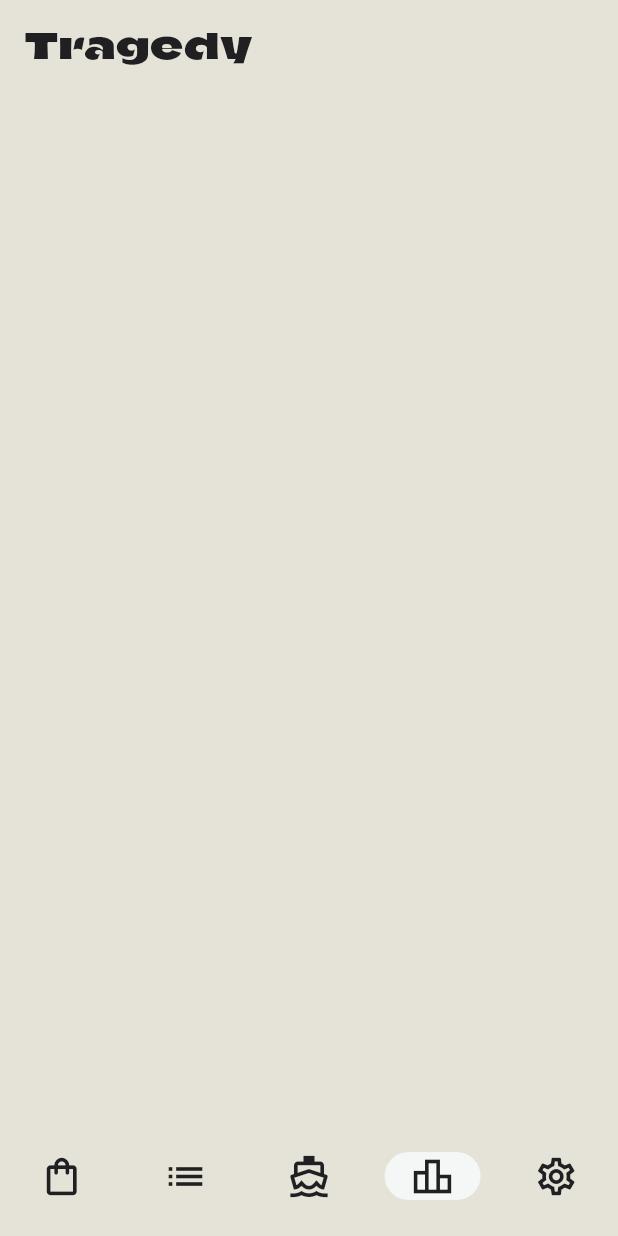
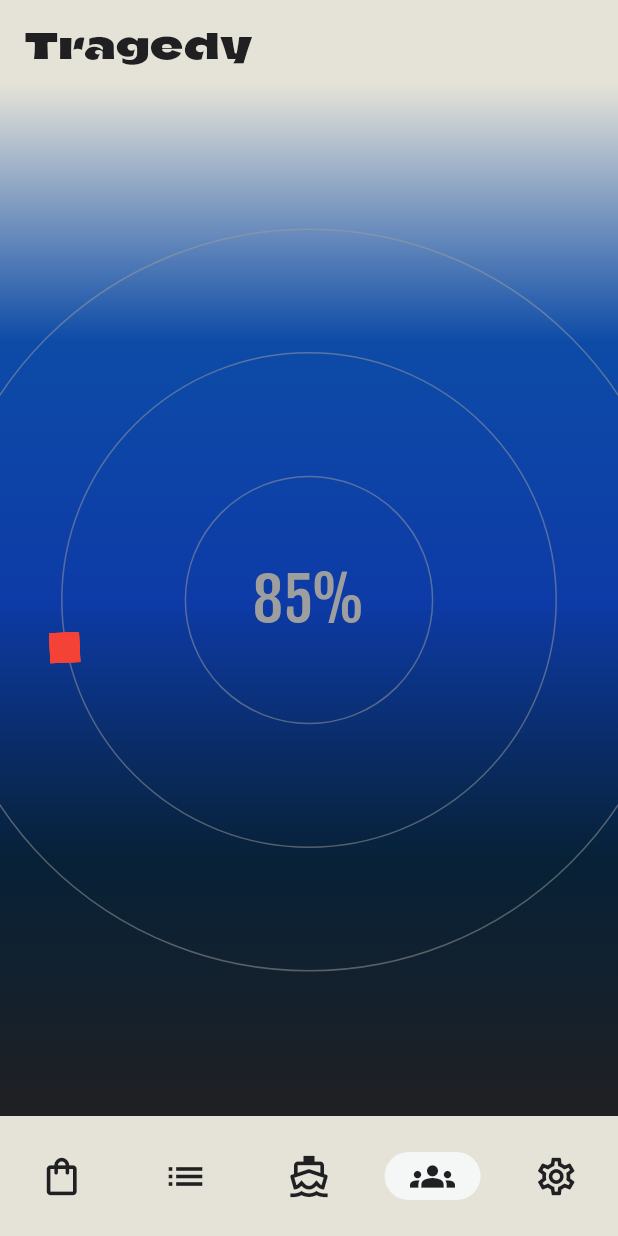
Before and after one commit to DutchVandaline/Pequod, a Flutter app: the screen it shows after launch, item 4 of the bottom bar chosen, on a phone screen of 412 x 824 dp. Run offline on Flutter 3.47's test engine with Material 3 defaults, Android fonts, the phone set to English and light mode, and no system bars; our stand-ins replace camera, google_generative_ai, marquee.

Commit message:
Tragedy Screen added bottle
It was tough to make a tragedy screen. I implemented the timer to show and remove the red boxes. It took a while to check it's state becuase SetState in flutter rebuilds the screen totally.

```diff
--- a/lib/Screens/HomeScreen.dart
+++ b/lib/Screens/HomeScreen.dart
@@ -110,7 +110,7 @@ class _HomeScreenState extends State<HomeScreen> {
                         LinearGradient(colors: [Colors.red, Colors.amber])),
                 child: Padding(
                   padding: const EdgeInsets.only(left: 8.0),
-                  child: CountDownWidget(deadline: DateTime(2024, 06, 30)),
+                  child: CountDownWidget(deadline: DateTime(2024, 07, 02)),
                 )),
           ],
         ));
--- a/lib/Screens/MainScreen.dart
+++ b/lib/Screens/MainScreen.dart
@@ -20,11 +20,11 @@ class _MainScreenState extends State<MainScreen> {
   Widget build(BuildContext context) {
     return Scaffold(
       body: [
-        ShopScreen(),
-        HabitScreen(),
-        HomeScreen(),
-        TragedyScreen(),
-        SettingsScreen(),
+        const ShopScreen(),
+        const HabitScreen(),
+        const HomeScreen(),
+        const TragedyScreen(),
+        const SettingsScreen(),
       ][currentPageIndex],
       bottomNavigationBar: NavigationBar(
         indicatorColor: Theme.of(context).hoverColor,
@@ -61,7 +61,7 @@ class _MainScreenState extends State<MainScreen> {
               label: "Home"),
           NavigationDestination(
               icon: Icon(
-                Icons.leaderboard_outlined,
+                Icons.groups,
                 size: 30.0,
                 color: Theme.of(context).primaryColorLight,
               ),
--- a/lib/Screens/TragedyScreen.dart
+++ b/lib/Screens/TragedyScreen.dart
@@ -1,4 +1,5 @@
 import 'package:flutter/material.dart';
+import 'package:pequod/Widgets/BottleWidget.dart';
 import 'package:pequod/Widgets/ClimateCrisisTextWidget.dart';
 
 class TragedyScreen extends StatefulWidget {
@@ -19,6 +20,64 @@ class _TragedyScreenState extends State<TragedyScreen> {
         backgroundColor: Theme.of(context).scaffoldBackgroundColor,
         title: ClimateChangeTextWidget("Tragedy"),
       ),
+      body: SafeArea(
+        child: Stack(alignment: Alignment.center, children: [
+          Container(
+            height: MediaQuery.of(context).size.height,
+            width: MediaQuery.of(context).size.width,
+            decoration: BoxDecoration(
+              gradient: LinearGradient(
+                begin: Alignment.topCenter,
+                end: Alignment.bottomCenter,
+                colors: [
+                  Theme.of(context).primaryColor,
+                  const Color(0xFF0d4ba7),
+                  const Color(0xFF0d3ba7),
+                  const Color(0xFF072137),
+                  const Color(0xFF202023)
+                ],
+              ),
+            ),
+            child: const Center(
+              child: Text(
+                "85%",
+                style: TextStyle(
+                    fontFamily: 'FjallaOne', fontSize: 40.0, color: Colors.grey),
+              ),
+            ),
+          ),
+          CustomPaint(painter: CirclePainter(context: context)),
+          const BottleWidget(),
+          const BottleWidget(),
+          const BottleWidget(),
+          const BottleWidget(),
+        ]),
+      ),
     );
   }
 }
+
+class CirclePainter extends CustomPainter {
+  final BuildContext context;
+
+  CirclePainter({required this.context});
+
+  @override
+  void paint(Canvas canvas, Size size) {
+    var paint = Paint()
+      ..color = Colors.grey.withOpacity(0.5)
+      ..style = PaintingStyle.stroke
+      ..strokeWidth = 1.0; // You can adjust the stroke width here
+
+    canvas.drawCircle(
+        Offset.zero, MediaQuery.of(context).size.width * 0.2, paint);
+    canvas.drawCircle(
+        Offset.zero, MediaQuery.of(context).size.width * 0.4, paint);
+    canvas.drawCircle(
+        Offset.zero, MediaQuery.of(context).size.width * 0.6, paint);
+    // Add more circles as needed
+  }
+
+  @override
+  bool shouldRepaint(CustomPainter oldDelegate) => false;
+}
--- /dev/null
+++ b/lib/Widgets/BottleWidget.dart
@@ -0,0 +1,89 @@
+import 'dart:async';
+import 'dart:math';
+
+import 'package:flutter/material.dart';
+
+class BottleWidget extends StatefulWidget {
+  const BottleWidget({super.key});
+
+  @override
+  State<BottleWidget> createState() => _PositionedBottleWidgetState();
+}
+
+class _PositionedBottleWidgetState extends State<BottleWidget> {
+  double _left = 0.0;
+  double _top = 0.0;
+  double _rotation = 0;
+  final Random random = Random();
+  bool _visible = true;
+  late Timer _timer;
+
+  @override
+  void initState() {
+    super.initState();
+    _randomizePosition();
+    _startTimer();
+    _timer.cancel();
+  }
+
+  void _startTimer() {
+    _timer = Timer.periodic(const Duration(seconds: 10), (timer) {
+      if (mounted) {
+        setState(() {
+          _randomizePosition();
+          _visible = true;
+          _checkVisibility();
+        });
+      }
+    });
+  }
+
+  void _randomizePosition() {
+    _left = random.nextDouble() * 300;
+    _top = random.nextDouble() * 500;
+    _rotation = random.nextDouble() * 2 * pi;
+  }
+
+  void _checkVisibility() {
+      if (!_visible) {
+        _startTimer();
+      } else {
+        _timer.cancel();
+      }
+  }
+
+  @override
+  void dispose() {
+    _timer.cancel();
+    super.dispose();
+  }
+
+  @override
+  Widget build(BuildContext context) {
+    return AnimatedPositioned(
+      left: _left,
+      top: _top,
+      duration: const Duration(milliseconds: 0),
+      child: AnimatedOpacity(
+        opacity: _visible ? 1.0 : 0.0,
+        duration: const Duration(milliseconds: 500),
+        child: GestureDetector(
+          onTap: () {
+            setState(() {
+              _visible = false;
+              _checkVisibility();
+            });
+          },
+          child: Transform.rotate(
+            angle: _rotation,
+            child: Container(
+              width: 20.0,
+              height: 20.0,
+              color: Colors.red,
+            ),
+          ),
+        ),
+      ),
+    );
+  }
+}
```
Also changed, not shown: lib/Widgets/CountDownWidget.dart (+15 -6 lines).
